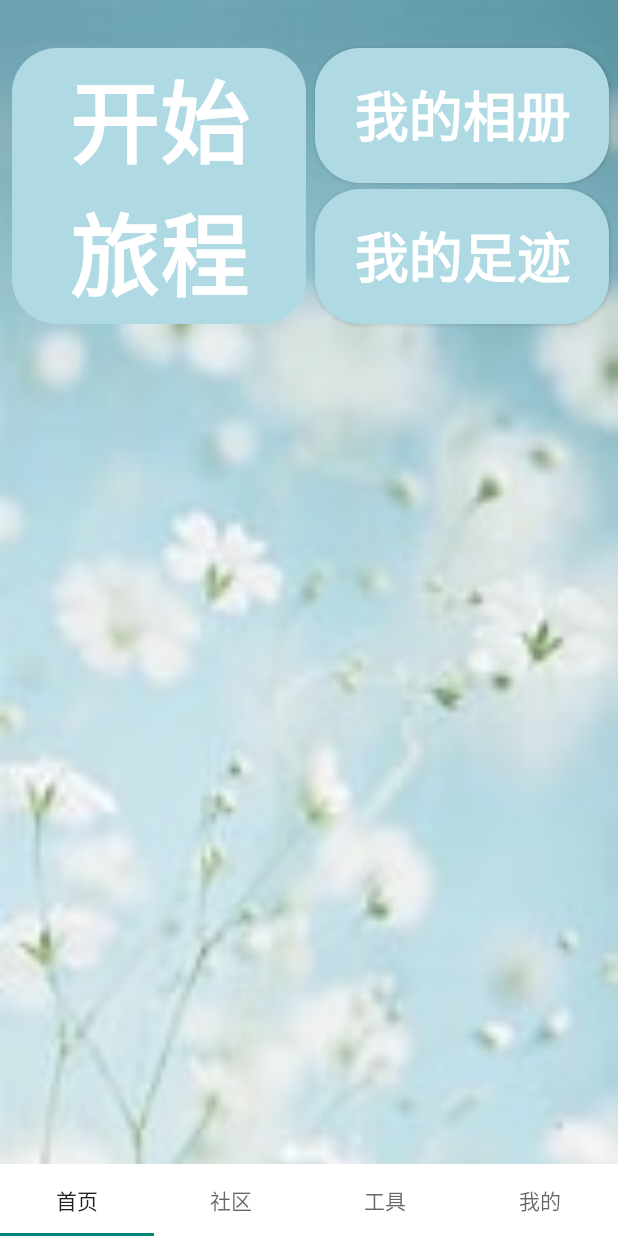
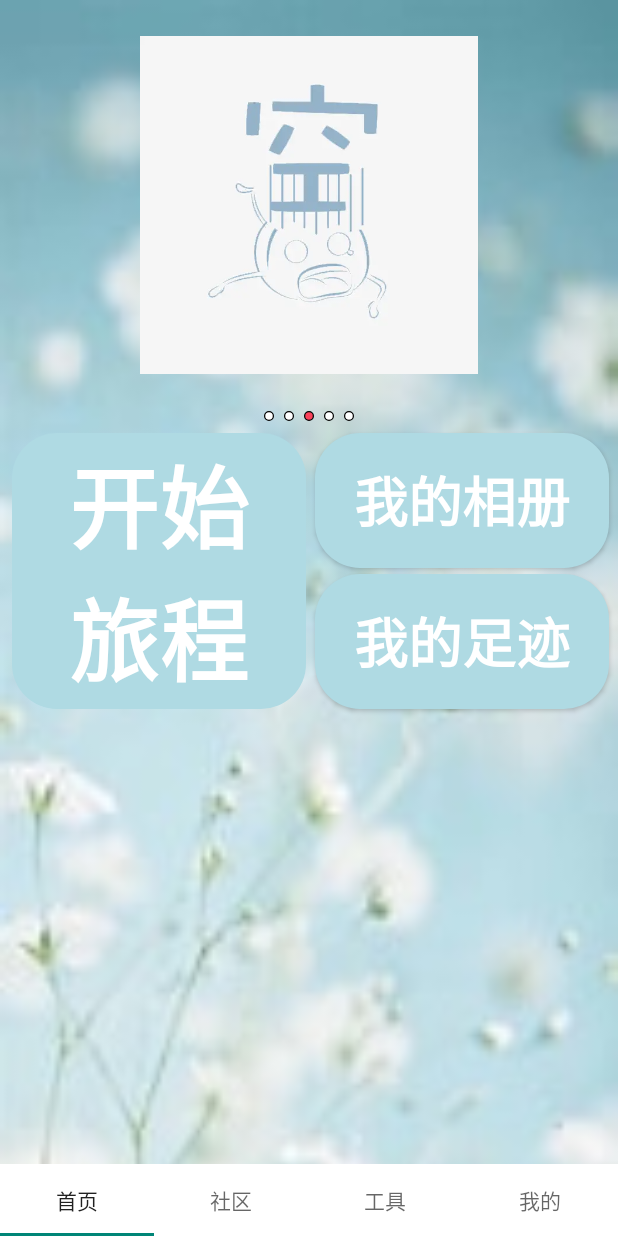
Before and after one commit to jin875421/Travel, an Android app: the screen it shows after launch (MainActivity), on a phone screen of 412 x 824 dp. Run offline under Robolectric (Android 15) with nearby library versions, the light colour scheme and no system bars; libraries missing offline, so code that uses them is left out: com.flyjingfish.openimagelib, jp.wasabeef.glide; pictures from the network do not load; 1 statement that could not run was skipped.

Commit message:
-modify: 美化界面

```diff
--- a/app/src/main/java/glue502/software/activities/MainActivity.java
+++ b/app/src/main/java/glue502/software/activities/MainActivity.java
@@ -31,7 +31,8 @@ import glue502.software.utils.MyViewUtils;
 
 public class MainActivity extends AppCompatActivity {
     //换成自己电脑的ip地址，连接后端需要
-    public static final String ip = "10.7.89.27:8080";
+//    public static final String ip = "10.7.89.27:8080";
+    public static final String ip = "10.7.89.91:8080";//z
     private ViewPager2 viewPager2;
     private TabLayout tabLayout;
     private List<Fragment> fragments;
--- a/app/src/main/java/glue502/software/fragments/CommunityFragment.java
+++ b/app/src/main/java/glue502/software/fragments/CommunityFragment.java
@@ -15,6 +15,7 @@ import android.os.Bundle;
 
 import androidx.fragment.app.Fragment;
 import androidx.swiperefreshlayout.widget.SwipeRefreshLayout;
+import androidx.viewpager2.widget.ViewPager2;
 
 import android.view.LayoutInflater;
 import android.view.View;
@@ -22,6 +23,7 @@ import android.view.ViewGroup;
 import android.view.WindowManager;
 import android.widget.AdapterView;
 import android.widget.Button;
+import android.widget.LinearLayout;
 import android.widget.EditText;
 import android.widget.ListView;
 
--- a/app/src/main/java/glue502/software/fragments/RecommendFragment.java
+++ b/app/src/main/java/glue502/software/fragments/RecommendFragment.java
@@ -10,8 +10,12 @@ import android.view.View;
 import android.view.ViewGroup;
 import android.widget.Button;
 
+import java.util.ArrayList;
+import java.util.List;
+
 import glue502.software.R;
 import glue502.software.activities.travelRecord.travelRecordActivity;
+import glue502.software.utils.Carousel;
 
 public class RecommendFragment extends Fragment {
     private Button createBtn;
@@ -21,6 +25,14 @@ public class RecommendFragment extends Fragment {
         View view = inflater.inflate(R.layout.fragment_recommend,container,false);
         createBtn = view.findViewById(R.id.btn_Recording);
         setlistener();
+        Carousel carousel = new Carousel(getContext(), view.findViewById(R.id.recommend_lbt_dot), view.findViewById(R.id.recommend_lbt_image));
+        List<String> paths = new ArrayList<>();
+        paths.add("images/cat1_1.jpg");
+        paths.add("images/cat1_2.jpg");
+        paths.add("images/cat1_3.jpg");
+        paths.add("images/cat2_1.jpg");
+        paths.add("images/cat2_2.jpg");
+        carousel.initViewsLBT(paths);
         return view;
     }
     public void setlistener(){
--- a/app/src/main/java/glue502/software/utils/Carousel.java
+++ b/app/src/main/java/glue502/software/utils/Carousel.java
@@ -23,17 +23,17 @@ public class Carousel {
     private List<ImageView> mDotVIewList = new ArrayList<>();
     private List<String> originalImages = new ArrayList<>();
     private boolean isFiestDot = true;
-//    private Handler mHandler = new Handler();
-//    private final Runnable runnable = new Runnable() {
-//        @Override
-//        public void run() {
-//            //获得轮播图当前的位置
-//            int currentPosition = viewPager2.getCurrentItem();
-//            currentPosition++;
-//            viewPager2.setCurrentItem(currentPosition,true);
-//            mHandler.postDelayed(runnable,5000);//延时5秒，自动轮播图片
-//        }
-//    };
+    private Handler mHandler = new Handler();
+    private final Runnable runnable = new Runnable() {
+        @Override
+        public void run() {
+            //获得轮播图当前的位置
+            int currentPosition = viewPager2.getCurrentItem();
+            currentPosition++;
+            viewPager2.setCurrentItem(currentPosition,true);
+            mHandler.postDelayed(runnable,5000);//延时5秒，自动轮播图片
+        }
+    };
 
     public Carousel(Context mContext, LinearLayout dotLinerLayout, ViewPager2 viewPager2) {
         this.mContext = mContext;
@@ -105,4 +105,52 @@ public class Carousel {
         });
 //        mHandler.postDelayed(runnable,5000);
     }
+
+    public void initViewsLBT(List<String> imagePaths) {
+        //加载绑定轮播图
+        for (String path : imagePaths) {
+//                    originalImages.add(path);
+            //制作标志点的ImageView，并初始化第一张图片标志点
+            ImageView dotImageView = new ImageView(mContext);
+            if (isFiestDot) {
+                dotImageView.setImageResource(R.drawable.dot_red);
+                isFiestDot = false;
+            } else {
+                dotImageView.setImageResource(R.drawable.dot_white);
+            }
+            LinearLayout.LayoutParams dotImageLayoutParams = new LinearLayout.LayoutParams(10, 10);
+            dotImageLayoutParams.setMargins(5, 0, 5, 0);
+            dotImageView.setScaleType(ImageView.ScaleType.FIT_CENTER);
+            dotLinerLayout.setGravity(Gravity.CENTER_HORIZONTAL);
+            dotImageView.setLayoutParams(dotImageLayoutParams);
+            mDotVIewList.add(dotImageView);
+            dotLinerLayout.addView(dotImageView);
+        }
+
+        BannerPagerAdapter bannerPagerAdapter = new BannerPagerAdapter(imagePaths, viewPager2);
+        viewPager2.setAdapter(bannerPagerAdapter);
+        //设置当前项为第一个元素，使其为轮播图的开始
+        viewPager2.setCurrentItem(imagePaths.size() * 10000, false);
+        viewPager2.registerOnPageChangeCallback(new ViewPager2.OnPageChangeCallback() {
+            @Override
+            public void onPageSelected(int position) {
+                super.onPageSelected(position);
+                //z
+                int current = position % imagePaths.size();
+                for (int i = 0; i < mDotVIewList.size(); i++) {
+                    mDotVIewList.get(i).setImageResource(R.drawable.dot_white);
+                }
+                mDotVIewList.get(current).setImageResource(R.drawable.dot_red);
+            }
+
+//            @Override
+//            public void onPageScrollStateChanged(int state) {
+//                super.onPageScrollStateChanged(state);
+//                if (state == viewPager2.SCROLL_STATE_IDLE) {
+//                    mHandler.postDelayed(runnable,5000);//延时5秒，自动轮播图片
+//                }
+//            }
+        });
+        mHandler.postDelayed(runnable,2000);
+    }
 }
--- a/app/src/main/res/drawable/recommend_fm_btn_bg.xml
+++ b/app/src/main/res/drawable/recommend_fm_btn_bg.xml
@@ -4,7 +4,7 @@
         <selector>
             <item android:state_enabled="true" android:state_pressed="false">
                 <shape android:shape="rectangle">
-                    <solid android:color="#AFDAE3" />
+                    <solid android:color="@color/theme_color" />
                     <corners android:radius="30dp" />
                 </shape>
             </item>
--- a/app/src/main/res/layout/fragment_recommend.xml
+++ b/app/src/main/res/layout/fragment_recommend.xml
@@ -5,12 +5,30 @@
     android:layout_width="match_parent"
     android:layout_height="match_parent">
 
+    <LinearLayout
+        android:id="@+id/recommend_lbt"
+        android:layout_width="match_parent"
+        android:layout_height="wrap_content"
+        android:layout_alignParentTop="true"
+        android:orientation="vertical">
+
+        <androidx.viewpager2.widget.ViewPager2
+            android:id="@+id/recommend_lbt_image"
+            android:layout_width="match_parent"
+            android:layout_height="250dp" />
+
+        <LinearLayout
+            android:id="@+id/recommend_lbt_dot"
+            android:layout_width="match_parent"
+            android:layout_height="wrap_content"
+            android:orientation="horizontal" />
+    </LinearLayout>
     <!-- 大按钮 -->
     <RelativeLayout
         android:id="@+id/btn_group_rv"
         android:layout_width="match_parent"
         android:layout_height="wrap_content"
-        android:layout_alignParentTop="true">
+        android:layout_below="@id/recommend_lbt">
 
         <!-- 右上角按钮 -->
         <Button
--- a/app/src/main/res/layout/post_item.xml
+++ b/app/src/main/res/layout/post_item.xml
@@ -4,15 +4,22 @@
     android:layout_width="match_parent"
     android:layout_height="wrap_content"
     android:orientation="vertical"
+    android:descendantFocusability="blocksDescendants">
+
+    <LinearLayout
+        android:layout_width="match_parent"
+        android:layout_height="wrap_content"
+        android:orientation="vertical"
         android:padding="16dp"
         android:background="@xml/post_layout"
-    android:descendantFocusability="blocksDescendants">
+        android:layout_marginBottom="4dp">
         <!-- 头像和用户名 -->
         <LinearLayout
             android:layout_width="match_parent"
             android:layout_height="wrap_content"
             android:orientation="horizontal"
             android:gravity="center_vertical">
+
             <ImageView
                 android:id="@+id/imageViewUserAvatar"
                 android:layout_width="20dp"
@@ -26,7 +33,9 @@
                 android:layout_height="wrap_content"
                 android:textSize="12sp"
                 android:textStyle="bold"/>
+
         </LinearLayout>
+
         <!-- 标题 -->
         <TextView
             android:id="@+id/textViewTitle"
@@ -63,5 +72,6 @@
                 android:layout_width="125dp"
                 android:layout_height="125dp"/>
         </LinearLayout>
+    </LinearLayout>
 
 </LinearLayout>
```
Lines whose indentation alone changed are shown as unchanged.
